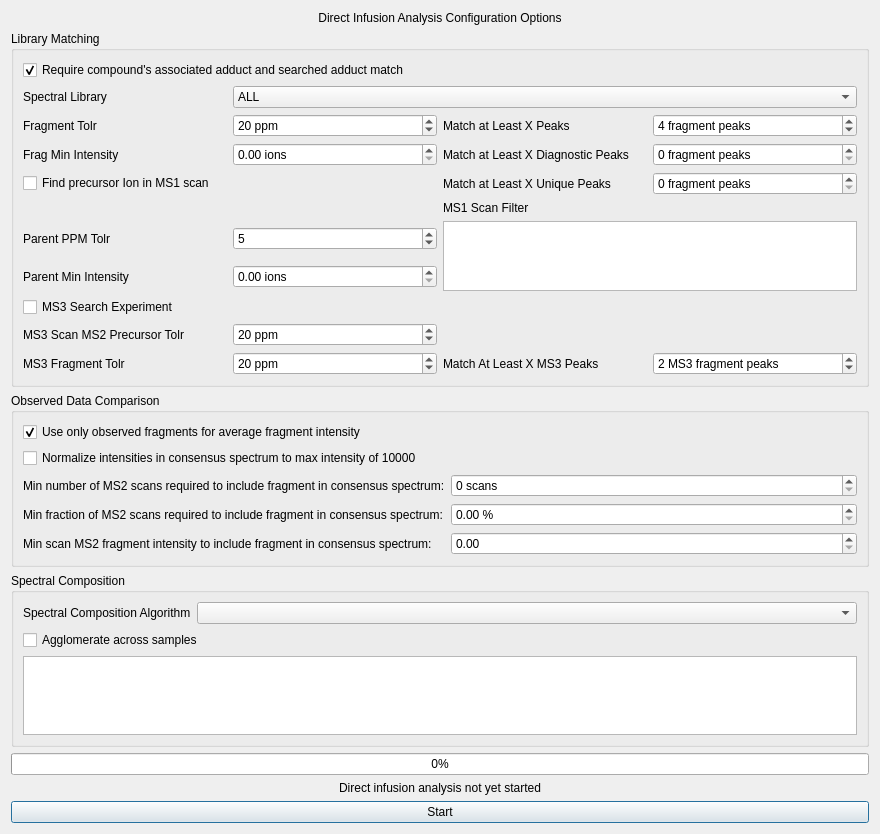
Before: the Qt Designer form src/maven/forms/directinfusiondialog.ui in eugenemel/maven, drawn with Qt 5.
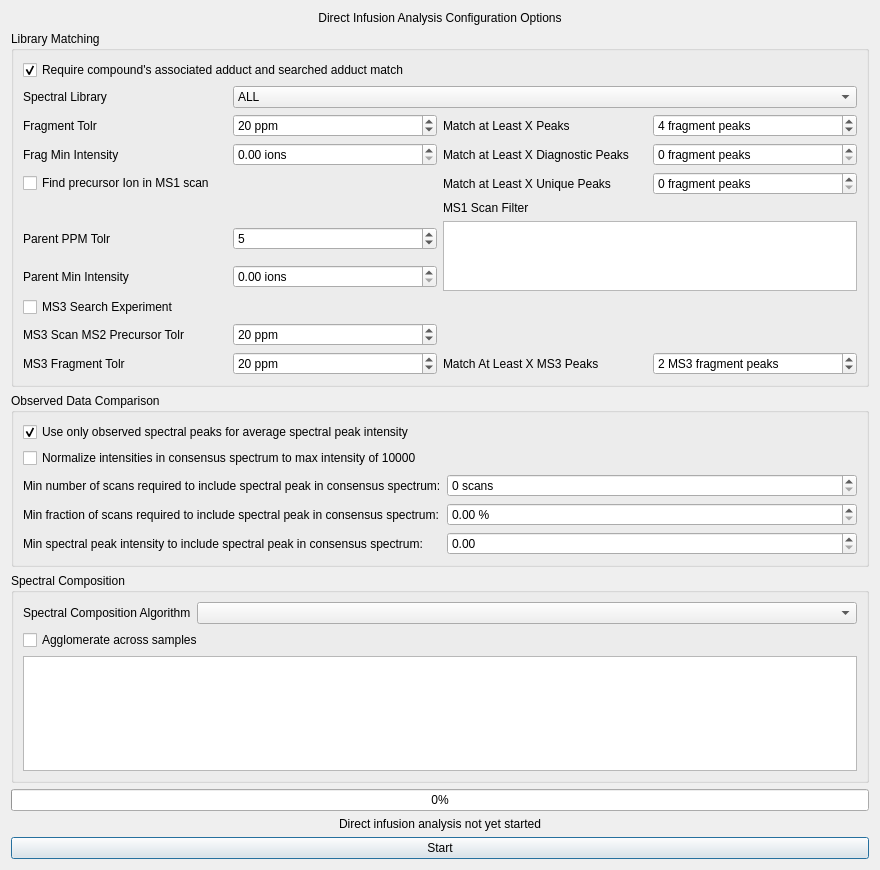
After: the same form once the commit is applied.

Commit message: Issue 242: Updated label text in directinfusiondialog to generalize to consensus spectrum settings.

What changed in the file:
```diff
--- a/src/maven/forms/directinfusiondialog.ui
+++ b/src/maven/forms/directinfusiondialog.ui
@@ -7,7 +7,7 @@
     <x>0</x>
     <y>0</y>
     <width>880</width>
-    <height>834</height>
+    <height>870</height>
    </rect>
   </property>
   <property name="windowTitle">
@@ -295,7 +295,7 @@
       <item row="0" column="0" colspan="2">
        <widget class="QCheckBox" name="chkIsIntensityAvgByObserved">
         <property name="text">
-         <string>Use only observed fragments for average fragment intensity</string>
+         <string>Use only observed spectral peaks for average spectral peak intensity</string>
         </property>
         <property name="checked">
          <bool>true</bool>
@@ -312,7 +312,7 @@
       <item row="2" column="0">
        <widget class="QLabel" name="lblMinNumMs2ScansForConsensus">
         <property name="text">
-         <string>Min number of MS2 scans required to include fragment in consensus spectrum:</string>
+         <string>Min number of scans required to include spectral peak in consensus spectrum:</string>
         </property>
        </widget>
       </item>
@@ -329,7 +329,7 @@
       <item row="3" column="0">
        <widget class="QLabel" name="lblMinFractionMs2ScansForConsensus">
         <property name="text">
-         <string>Min fraction of MS2 scans required to include fragment in consensus spectrum:</string>
+         <string>Min fraction of scans required to include spectral peak in consensus spectrum:</string>
         </property>
        </widget>
       </item>
@@ -349,7 +349,7 @@
       <item row="4" column="0">
        <widget class="QLabel" name="lblMinIndividualMs2ScanIntensity">
         <property name="text">
-         <string>Min scan MS2 fragment intensity to include fragment in consensus spectrum:</string>
+         <string>Min spectral peak intensity to include spectral peak in consensus spectrum:</string>
         </property>
        </widget>
       </item>
```
